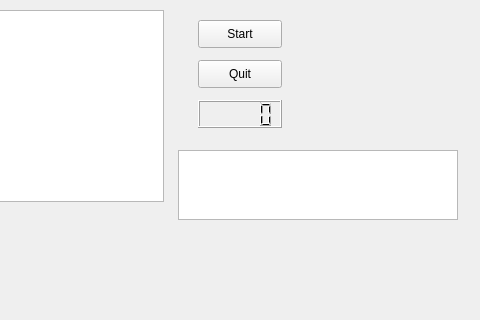
Above: Game/graphics/mainwindow.ui from Edechkin/ohjelmointi-3 before the change; both pictures show x 102 to 582 and y 0 to 320 of the 800 by 600 pixel window. Below: the same form after it.
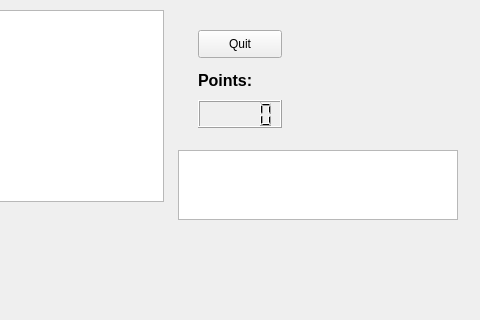
That is the form after the change.

Commit message: implemented start dialog to ask game difficulty

Patch:
```diff
--- a/Game/graphics/mainwindow.ui
+++ b/Game/graphics/mainwindow.ui
@@ -24,24 +24,11 @@
      </rect>
     </property>
    </widget>
-   <widget class="QPushButton" name="startButton">
-    <property name="geometry">
-     <rect>
-      <x>300</x>
-      <y>20</y>
-      <width>84</width>
-      <height>28</height>
-     </rect>
-    </property>
-    <property name="text">
-     <string>Start</string>
-    </property>
-   </widget>
    <widget class="QPushButton" name="endButton">
     <property name="geometry">
      <rect>
       <x>300</x>
-      <y>60</y>
+      <y>30</y>
       <width>84</width>
       <height>28</height>
      </rect>
@@ -141,6 +128,90 @@
      </font>
     </property>
    </widget>
+   <widget class="QLabel" name="pointsLabel">
+    <property name="geometry">
+     <rect>
+      <x>300</x>
+      <y>70</y>
+      <width>81</width>
+      <height>20</height>
+     </rect>
+    </property>
+    <property name="palette">
+     <palette>
+      <active>
+       <colorrole role="Text">
+        <brush brushstyle="SolidPattern">
+         <color alpha="255">
+          <red>239</red>
+          <green>41</green>
+          <blue>41</blue>
+         </color>
+        </brush>
+       </colorrole>
+       <colorrole role="PlaceholderText">
+        <brush brushstyle="SolidPattern">
+         <color alpha="128">
+          <red>239</red>
+          <green>41</green>
+          <blue>41</blue>
+         </color>
+        </brush>
+       </colorrole>
+      </active>
+      <inactive>
+       <colorrole role="Text">
+        <brush brushstyle="SolidPattern">
+         <color alpha="255">
+          <red>239</red>
+          <green>41</green>
+          <blue>41</blue>
+         </color>
+        </brush>
+       </colorrole>
+       <colorrole role="PlaceholderText">
+        <brush brushstyle="SolidPattern">
+         <color alpha="128">
+          <red>239</red>
+          <green>41</green>
+          <blue>41</blue>
+         </color>
+        </brush>
+       </colorrole>
+      </inactive>
+      <disabled>
+       <colorrole role="Text">
+        <brush brushstyle="SolidPattern">
+         <color alpha="127">
+          <red>255</red>
+          <green>255</green>
+          <blue>255</blue>
+         </color>
+        </brush>
+       </colorrole>
+       <colorrole role="PlaceholderText">
+        <brush brushstyle="SolidPattern">
+         <color alpha="128">
+          <red>231</red>
+          <green>231</green>
+          <blue>231</blue>
+         </color>
+        </brush>
+       </colorrole>
+      </disabled>
+     </palette>
+    </property>
+    <property name="font">
+     <font>
+      <pointsize>12</pointsize>
+      <weight>75</weight>
+      <bold>true</bold>
+     </font>
+    </property>
+    <property name="text">
+     <string>Points:</string>
+    </property>
+   </widget>
   </widget>
   <widget class="QMenuBar" name="menubar">
    <property name="geometry">
```
The commit also changes 8 other files.
